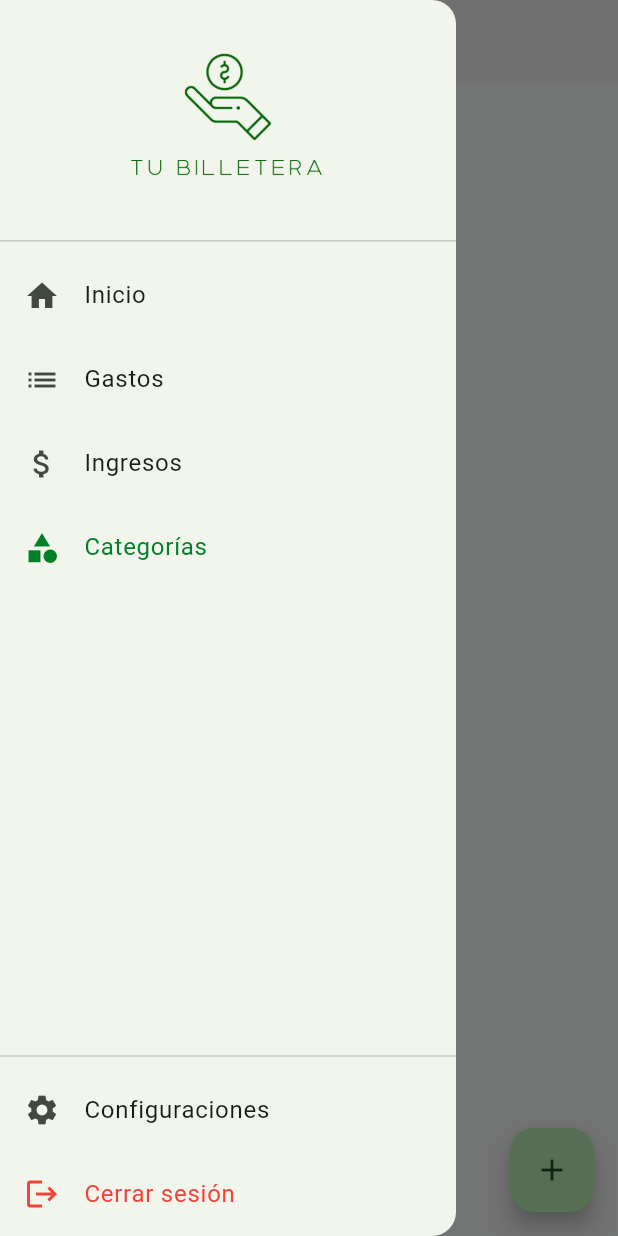
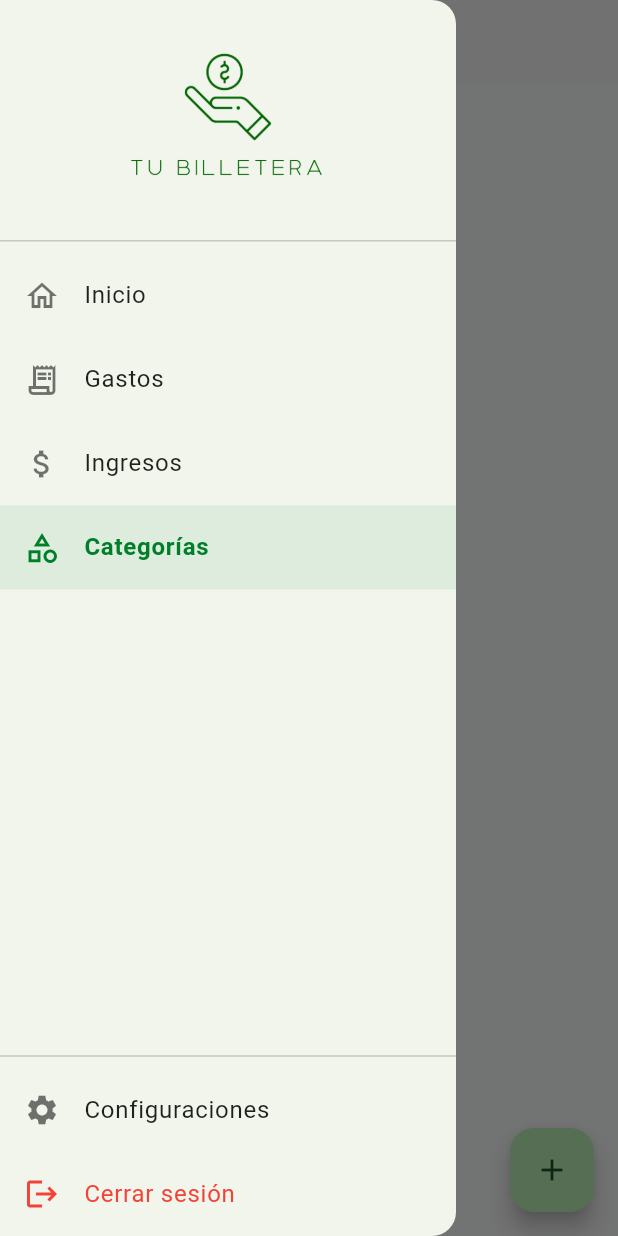
Before and after one commit to MateoMaffei/tubilletera, a Flutter app: the CategoriasPage screen opened by its route, with the side drawer open, on a phone screen of 412 x 824 dp. Run offline on Flutter 3.47's test engine with Material 3 defaults, Android fonts, the light colour scheme and no system bars; our stand-ins replace fl_chart, flutter_multi_formatter, hive, hive_flutter, local_auth, month_picker_dialog; accounts and stored records are empty.

Commit message:
Refine drawer icons and ingreso entry

```diff
--- a/lib/main_drawer.dart
+++ b/lib/main_drawer.dart
@@ -22,10 +22,10 @@ class MainDrawer extends StatelessWidget {
             ),
 
             // Parte superior del menú
-            _buildItem(context, Icons.home, 'Inicio', '/home'),
-            _buildItem(context, Icons.list, 'Gastos', '/gastos'),
-            _buildItem(context, Icons.attach_money, 'Ingresos', '/ingresos'),
-            _buildItem(context, Icons.category, 'Categorías', '/categorias'),
+            _buildItem(context, Icons.home_outlined, 'Inicio', '/home'),
+            _buildItem(context, Icons.receipt_long_outlined, 'Gastos', '/gastos'),
+            _buildItem(context, Icons.attach_money_outlined, 'Ingresos', '/ingresos'),
+            _buildItem(context, Icons.category_outlined, 'Categorías', '/categorias'),
 
             const Spacer(), // empuja lo de abajo
 
@@ -56,10 +56,21 @@ class MainDrawer extends StatelessWidget {
   }
 
   Widget _buildItem(BuildContext context, IconData icon, String title, String route) {
+    final selected = currentRoute == route;
     return ListTile(
-      leading: Icon(icon),
-      title: Text(title),
-      selected: currentRoute == route,
+      leading: Icon(
+        icon,
+        color: selected ? Theme.of(context).primaryColor : Colors.black54,
+      ),
+      title: Text(
+        title,
+        style: TextStyle(
+          color: selected ? Theme.of(context).primaryColor : Colors.black87,
+          fontWeight: selected ? FontWeight.w600 : FontWeight.w400,
+        ),
+      ),
+      selected: selected,
+      selectedTileColor: Theme.of(context).primaryColor.withOpacity(0.08),
       onTap: () {
         if (currentRoute != route) {
           Navigator.pushReplacementNamed(context, route);
```
